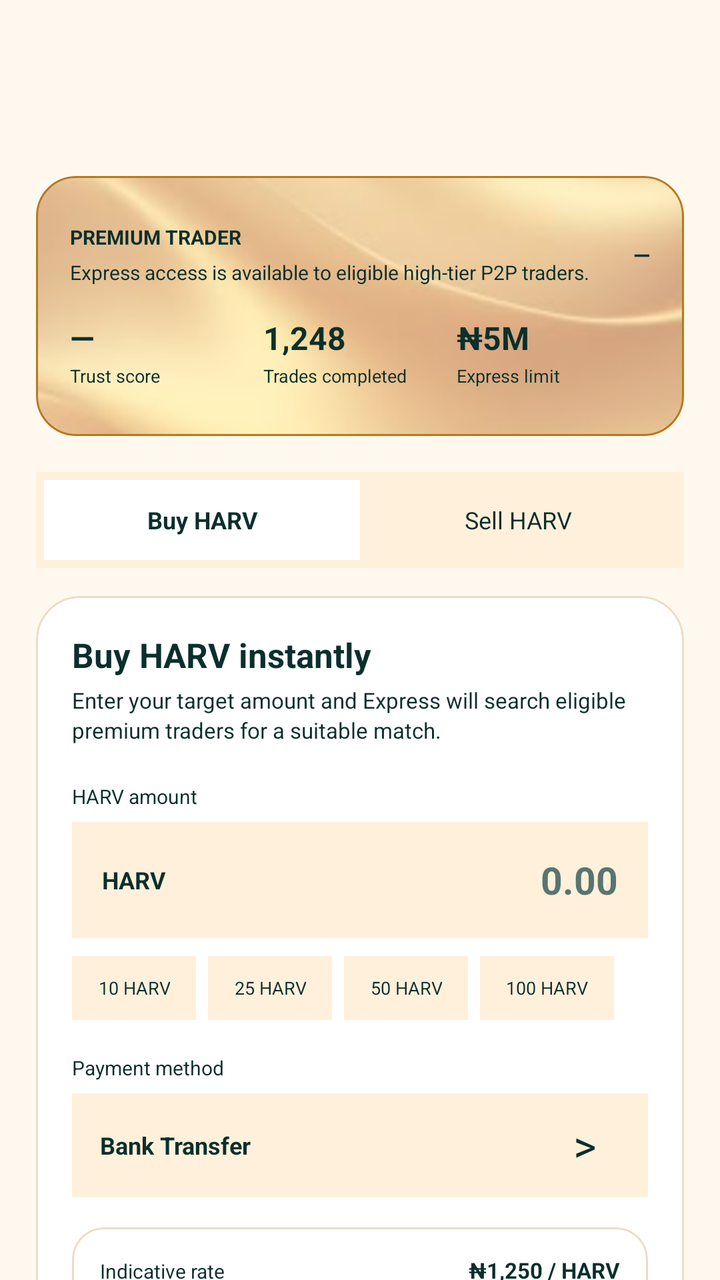
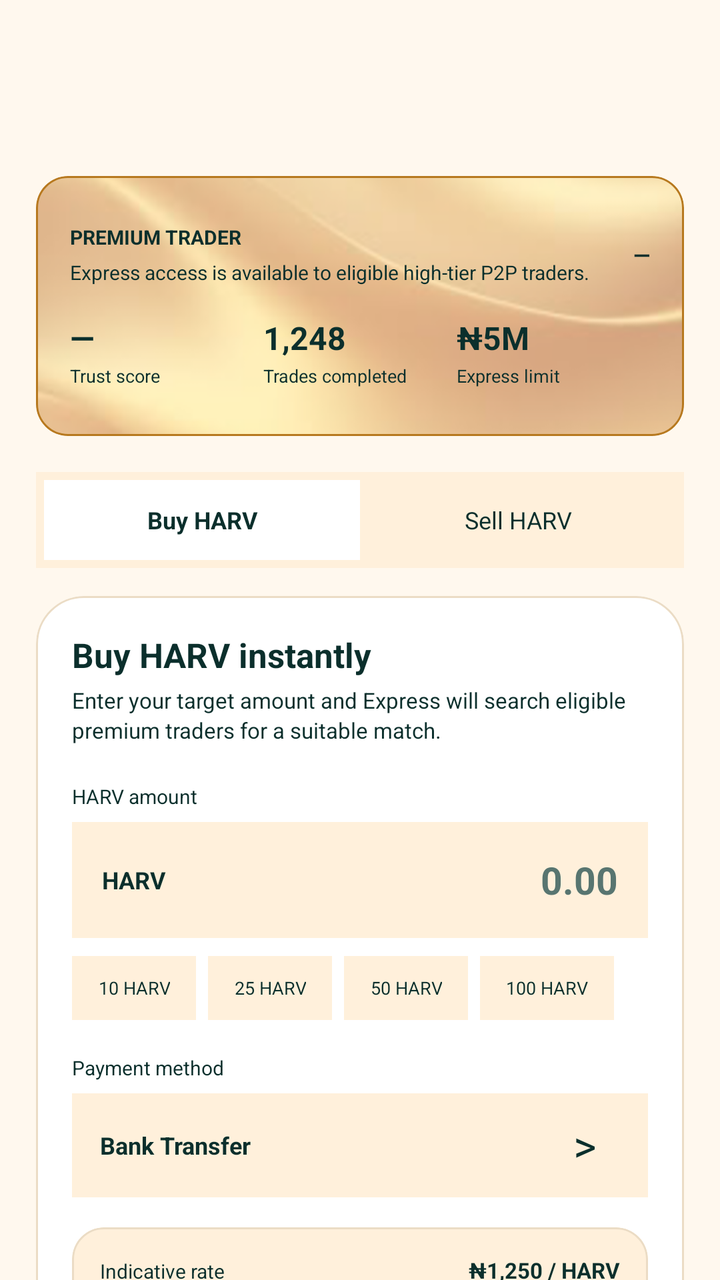

Screens rendered from an Android XML layout before and after an edit, with the pre-edit source and the edit as a unified diff.
<!-- AndroidManifest.xml: application theme AppTheme -->
<!-- res/layout/p2p_express.xml -->
<androidx.coordinatorlayout.widget.CoordinatorLayout
	xmlns:android="http://schemas.android.com/apk/res/android"
	xmlns:app="http://schemas.android.com/apk/res-auto"
	xmlns:tools="http://schemas.android.com/tools"
	android:id="@+id/_coordinator"
	android:layout_width="match_parent"
	android:layout_height="match_parent">
	<com.google.android.material.appbar.AppBarLayout
		android:id="@+id/_app_bar"
		android:layout_width="match_parent"
		android:layout_height="wrap_content"
		android:theme="@style/AppTheme.AppBarOverlay"
		app:elevation="0dp"
		android:stateListAnimator="@null">
		<androidx.appcompat.widget.Toolbar
			android:id="@+id/_toolbar"
			android:layout_width="match_parent"
			android:layout_height="?attr/actionBarSize"
			android:background="?attr/appBarColor"
			app:popupTheme="@style/AppTheme.PopupOverlay" />
	</com.google.android.material.appbar.AppBarLayout>
	<androidx.core.widget.NestedScrollView
		android:layout_width="match_parent"
		android:layout_height="match_parent"
		android:background="@color/colorP2pBg"
		android:fillViewport="true"
		android:clipToPadding="false"
		app:layout_behavior="@string/appbar_scrolling_view_behavior">
		<LinearLayout
			android:id="@+id/express_root"
			android:layout_width="match_parent"
			android:layout_height="wrap_content"
			android:paddingTop="16dp"
			android:paddingBottom="35dp"
			android:orientation="vertical"
			android:paddingStart="18dp"
			android:paddingEnd="18dp">
			<com.google.android.material.card.MaterialCardView
				android:id="@+id/card_express_membership"
				android:layout_width="match_parent"
				android:layout_height="wrap_content"
				android:layout_marginTop="16dp"
				app:cardBackgroundColor="@color/colorP2pSurface"
				app:cardCornerRadius="20dp"
				app:cardElevation="0dp"
				app:strokeColor="@color/colorAmber"
				app:strokeWidth="1dp">
				<LinearLayout
					android:id="@+id/linear380"
					android:layout_width="match_parent"
					android:layout_height="130dp"
					android:padding="17dp"
					android:background="@drawable/golden_bkg"
					android:gravity="center_horizontal|center_vertical"
					android:orientation="vertical">
					<LinearLayout
						android:id="@+id/linear381"
						android:layout_width="match_parent"
						android:layout_height="wrap_content"
						android:gravity="center_vertical"
						android:orientation="horizontal">
						<LinearLayout
							android:id="@+id/linear382"
							android:layout_width="0dp"
							android:layout_height="wrap_content"
							android:orientation="vertical"
							android:layout_weight="1">
							<TextView
								android:id="@+id/tv_express_tier"
								android:layout_width="wrap_content"
								android:layout_height="wrap_content"
								android:text="PREMIUM TRADER"
								android:textSize="10sp"
								android:textStyle="bold" />
							<TextView
								android:id="@+id/tv_express_tier_description"
								android:layout_width="match_parent"
								android:layout_height="wrap_content"
								android:layout_marginTop="4dp"
								android:text="Express access is available to eligible high-tier P2P traders."
								android:textSize="10sp" />
						</LinearLayout>
						<TextView
							android:id="@+id/tv_express_tier_level"
							android:layout_width="wrap_content"
							android:layout_height="wrap_content"
							android:text="—"
							android:textSize="11sp"
							android:textStyle="bold" />
					</LinearLayout>
					<LinearLayout
						android:id="@+id/linear383"
						android:layout_width="match_parent"
						android:layout_height="wrap_content"
						android:layout_marginTop="15dp"
						android:orientation="horizontal">
						<LinearLayout
							android:id="@+id/linear384"
							android:layout_width="0dp"
							android:layout_height="wrap_content"
							android:orientation="vertical"
							android:layout_weight="1">
							<TextView
								android:id="@+id/tv_express_trust"
								android:layout_width="wrap_content"
								android:layout_height="wrap_content"
								android:text="—"
								android:textSize="16sp"
								android:textStyle="bold" />
							<TextView
								android:id="@+id/textview228"
								android:layout_width="wrap_content"
								android:layout_height="wrap_content"
								android:layout_marginTop="2dp"
								android:text="Trust score"
								android:textSize="9sp" />
						</LinearLayout>
						<LinearLayout
							android:id="@+id/linear385"
							android:layout_width="0dp"
							android:layout_height="wrap_content"
							android:orientation="vertical"
							android:layout_weight="1">
							<TextView
								android:id="@+id/tv_express_completed"
								android:layout_width="wrap_content"
								android:layout_height="wrap_content"
								android:text="1,248"
								android:textSize="16sp"
								android:textStyle="bold" />
							<TextView
								android:id="@+id/textview229"
								android:layout_width="wrap_content"
								android:layout_height="wrap_content"
								android:layout_marginTop="2dp"
								android:text="Trades completed"
								android:textSize="9sp" />
						</LinearLayout>
						<LinearLayout
							android:id="@+id/linear386"
							android:layout_width="0dp"
							android:layout_height="wrap_content"
							android:orientation="vertical"
							android:layout_weight="1">
							<TextView
								android:id="@+id/tv_express_limit"
								android:layout_width="wrap_content"
								android:layout_height="wrap_content"
								android:text="₦5M"
								android:textSize="16sp"
								android:textStyle="bold" />
							<TextView
								android:id="@+id/textview230"
								android:layout_width="wrap_content"
								android:layout_height="wrap_content"
								android:layout_marginTop="2dp"
								android:text="Express limit"
								android:textSize="9sp" />
						</LinearLayout>
					</LinearLayout>
				</LinearLayout>
			</com.google.android.material.card.MaterialCardView>
			<LinearLayout
				android:id="@+id/express_trade_selector"
				android:layout_width="match_parent"
				android:layout_height="48dp"
				android:layout_marginTop="18dp"
				android:padding="4dp"
				android:background="@color/colorP2pSurfaceAlt"
				android:orientation="horizontal">
				<TextView
					android:id="@+id/express_buy_tab"
					android:layout_width="0dp"
					android:layout_height="match_parent"
					android:background="@color/colorP2pSurface"
					android:gravity="center_horizontal|center_vertical"
					android:text="Buy HARV"
					android:textSize="12sp"
					android:textStyle="bold"
					android:layout_weight="1" />
				<TextView
					android:id="@+id/express_sell_tab"
					android:layout_width="0dp"
					android:layout_height="match_parent"
					android:gravity="center_horizontal|center_vertical"
					android:text="Sell HARV"
					android:textSize="12sp"
					android:layout_weight="1" />
			</LinearLayout>
			<com.google.android.material.card.MaterialCardView
				android:id="@+id/card_express_match"
				android:layout_width="match_parent"
				android:layout_height="wrap_content"
				android:layout_marginTop="14dp"
				app:cardBackgroundColor="@color/colorP2pSurface"
				app:cardCornerRadius="22dp"
				app:cardElevation="0dp"
				app:strokeColor="@color/colorP2pBorder"
				app:strokeWidth="1dp">
				<LinearLayout
					android:id="@+id/linear387"
					android:layout_width="match_parent"
					android:layout_height="wrap_content"
					android:padding="18dp"
					android:orientation="vertical">
					<TextView
						android:id="@+id/tv_express_action_title"
						android:layout_width="wrap_content"
						android:layout_height="wrap_content"
						android:text="Buy HARV instantly"
						android:textSize="17sp"
						android:textStyle="bold" />
					<TextView
						android:id="@+id/tv_express_action_description"
						android:layout_width="match_parent"
						android:layout_height="wrap_content"
						android:layout_marginTop="4dp"
						android:text="Enter your target amount and Express will search eligible premium traders for a suitable match."
						android:textSize="11sp"
						android:lineSpacingExtra="2dp" />
					<TextView
						android:id="@+id/textview231"
						android:layout_width="wrap_content"
						android:layout_height="wrap_content"
						android:layout_marginTop="19dp"
						android:text="HARV amount"
						android:textSize="10sp" />
					<LinearLayout
						android:id="@+id/layout_express_amount"
						android:layout_width="match_parent"
						android:layout_height="58dp"
						android:layout_marginTop="6dp"
						android:background="@color/colorP2pSurfaceAlt"
						android:gravity="center_vertical"
						android:orientation="horizontal"
						android:paddingStart="15dp"
						android:paddingEnd="15dp">
						<TextView
							android:id="@+id/textview232"
							android:layout_width="wrap_content"
							android:layout_height="wrap_content"
							android:text="HARV"
							android:textSize="12sp"
							android:textStyle="bold" />
						<EditText
							android:id="@+id/et_express_amount"
							android:layout_width="0dp"
							android:layout_height="match_parent"
							android:background="@android:color/transparent"
							android:textSize="19sp"
							android:textStyle="bold"
							android:hint="0.00"
							android:inputType="numberDecimal"
							android:layout_weight="1"
							android:gravity="center_vertical|end"
							android:layout_marginStart="10dp" />
					</LinearLayout>
					<HorizontalScrollView
						android:id="@+id/hscroll5"
						android:layout_width="match_parent"
						android:layout_height="wrap_content"
						android:layout_marginTop="9dp"
						android:scrollbars="none">
						<LinearLayout
							android:id="@+id/linear388"
							android:layout_width="wrap_content"
							android:layout_height="wrap_content"
							android:orientation="horizontal">
							<TextView
								android:id="@+id/express_quick_1"
								android:layout_width="wrap_content"
								android:layout_height="32dp"
								android:background="@color/colorP2pSurfaceAlt"
								android:gravity="center_horizontal|center_vertical"
								android:text="10 HARV"
								android:textSize="9sp"
								android:layout_weight="1"
								android:paddingStart="13dp"
								android:paddingEnd="13dp" />
							<TextView
								android:id="@+id/express_quick_2"
								android:layout_width="wrap_content"
								android:layout_height="32dp"
								android:background="@color/colorP2pSurfaceAlt"
								android:gravity="center_horizontal|center_vertical"
								android:text="25 HARV"
								android:textSize="9sp"
								android:layout_weight="1"
								android:layout_marginStart="6dp"
								android:paddingStart="13dp"
								android:paddingEnd="13dp" />
							<TextView
								android:id="@+id/express_quick_3"
								android:layout_width="wrap_content"
								android:layout_height="32dp"
								android:background="@color/colorP2pSurfaceAlt"
								android:gravity="center_horizontal|center_vertical"
								android:text="50 HARV"
								android:textSize="9sp"
								android:layout_weight="1"
								android:layout_marginStart="6dp"
								android:paddingStart="13dp"
								android:paddingEnd="13dp" />
							<TextView
								android:id="@+id/express_quick_4"
								android:layout_width="wrap_content"
								android:layout_height="32dp"
								android:background="@color/colorP2pSurfaceAlt"
								android:gravity="center_horizontal|center_vertical"
								android:text="100 HARV"
								android:textSize="9sp"
								android:layout_weight="1"
								android:layout_marginStart="6dp"
								android:paddingStart="13dp"
								android:paddingEnd="13dp" />
						</LinearLayout>
					</HorizontalScrollView>
					<TextView
						android:id="@+id/textview233"
						android:layout_width="wrap_content"
						android:layout_height="wrap_content"
						android:layout_marginTop="17dp"
						android:text="Payment method"
						android:textSize="10sp" />
					<LinearLayout
						android:id="@+id/layout_express_payment_method"
						android:layout_width="match_parent"
						android:layout_height="52dp"
						android:layout_marginTop="6dp"
						android:background="@color/colorP2pSurfaceAlt"
						android:gravity="center_vertical"
						android:orientation="horizontal"
						android:paddingStart="14dp"
						android:paddingEnd="14dp">
						<TextView
							android:id="@+id/tv_express_payment_method"
							android:layout_width="0dp"
							android:layout_height="wrap_content"
							android:text="Bank Transfer"
							android:textSize="12sp"
							android:textStyle="bold"
							android:layout_weight="1" />
						<TextView
							android:id="@+id/tv_express_payment_arrow"
							android:layout_width="35dp"
							android:layout_height="35dp"
							android:gravity="center_horizontal|center_vertical"
							android:text="&gt;"
							android:textSize="22sp" />
					</LinearLayout>
					<com.google.android.material.card.MaterialCardView
						android:id="@+id/card_express_quote"
						android:layout_width="match_parent"
						android:layout_height="wrap_content"
						android:layout_marginTop="15dp"
						app:cardBackgroundColor="@color/colorP2pSurface"
						app:cardCornerRadius="16dp"
						app:cardElevation="0dp"
						app:strokeColor="@color/colorP2pBorder"
						app:strokeWidth="1dp">
						<LinearLayout
							android:id="@+id/linear389"
							android:layout_width="match_parent"
							android:layout_height="wrap_content"
							android:padding="14dp"
							android:orientation="vertical">
							<LinearLayout
								android:id="@+id/linear390"
								android:layout_width="match_parent"
								android:layout_height="wrap_content"
								android:orientation="horizontal">
								<TextView
									android:id="@+id/textview234"
									android:layout_width="0dp"
									android:layout_height="wrap_content"
									android:text="Indicative rate"
									android:textSize="10sp"
									android:layout_weight="1" />
								<TextView
									android:id="@+id/tv_express_rate"
									android:layout_width="wrap_content"
									android:layout_height="wrap_content"
									android:text="₦1,250 / HARV"
									android:textSize="11sp"
									android:textStyle="bold" />
							</LinearLayout>
							<LinearLayout
								android:id="@+id/linear391"
								android:layout_width="match_parent"
								android:layout_height="wrap_content"
								android:layout_marginTop="9dp"
								android:orientation="horizontal">
								<TextView
									android:id="@+id/textview235"
									android:layout_width="0dp"
									android:layout_height="wrap_content"
									android:text="Estimated fiat"
									android:textSize="10sp"
									android:layout_weight="1" />
								<TextView
									android:id="@+id/tv_express_fiat"
									android:layout_width="wrap_content"
									android:layout_height="wrap_content"
									android:text="₦0"
									android:textSize="11sp"
									android:textStyle="bold" />
							</LinearLayout>
							<LinearLayout
								android:id="@+id/linear392"
								android:layout_width="match_parent"
								android:layout_height="wrap_content"
								android:layout_marginTop="9dp"
								android:orientation="horizontal">
								<TextView
									android:id="@+id/textview236"
									android:layout_width="0dp"
									android:layout_height="wrap_content"
									android:text="Maker / Express fee"
									android:textSize="10sp"
									android:layout_weight="1" />
								<TextView
									android:id="@+id/tv_express_fee"
									android:layout_width="wrap_content"
									android:layout_height="wrap_content"
									android:text="Calculated at match"
									android:textSize="10sp" />
							</LinearLayout>
						</LinearLayout>
					</com.google.android.material.card.MaterialCardView>
					<LinearLayout
						android:id="@+id/layout_express_match_status"
						android:layout_width="match_parent"
						android:layout_height="wrap_content"
						android:layout_marginTop="14dp"
						android:padding="12dp"
						android:background="@color/colorP2pSurfaceAlt"
						android:gravity="center_vertical"
						android:orientation="horizontal">
						<TextView
							android:id="@+id/tv_express_match_indicator"
							android:layout_width="10dp"
							android:layout_height="10dp"
							android:background="@color/colorP2pAccent"
							android:textSize="12sp" />
						<LinearLayout
							android:id="@+id/linear393"
							android:layout_width="0dp"
							android:layout_height="wrap_content"
							android:orientation="vertical"
							android:layout_weight="1"
							android:layout_marginStart="9dp">
							<TextView
								android:id="@+id/tv_express_match_title"
								android:layout_width="wrap_content"
								android:layout_height="wrap_content"
								android:text="Ready for Express matching"
								android:textSize="11sp"
								android:textStyle="bold" />
							<TextView
								android:id="@+id/tv_express_match_description"
								android:layout_width="match_parent"
								android:layout_height="wrap_content"
								android:layout_marginTop="2dp"
								android:text="Your request will be matched against eligible available liquidity."
								android:textSize="9sp" />
						</LinearLayout>
					</LinearLayout>
					<TextView
						android:id="@+id/btn_express_find_match"
						android:layout_width="match_parent"
						android:layout_height="52dp"
						android:layout_marginTop="16dp"
						android:background="@color/colorP2pAccent"
						android:gravity="center_horizontal|center_vertical"
						android:text="Find Express Match"
						android:textSize="12sp"
						android:textStyle="bold" />
				</LinearLayout>
			</com.google.android.material.card.MaterialCardView>
			<TextView
				android:id="@+id/textview237"
				android:layout_width="wrap_content"
				android:layout_height="wrap_content"
				android:layout_marginTop="21dp"
				android:text="Express advantages"
				android:textSize="15sp"
				android:textStyle="bold" />
			<LinearLayout
				android:id="@+id/linear394"
				android:layout_width="match_parent"
				android:layout_height="wrap_content"
				android:layout_marginTop="10dp"
				android:orientation="horizontal">
				<com.google.android.material.card.MaterialCardView
					android:id="@+id/card_express_fast"
					android:layout_width="0dp"
					android:layout_height="wrap_content"
					app:cardBackgroundColor="@color/colorP2pSurface"
					android:layout_weight="1"
					android:layout_marginEnd="5dp"
					app:cardCornerRadius="17dp"
					app:cardElevation="0dp"
					app:strokeColor="@color/colorP2pBorder"
					app:strokeWidth="1dp">
					<LinearLayout
						android:id="@+id/linear395"
						android:layout_width="match_parent"
						android:layout_height="wrap_content"
						android:padding="13dp"
						android:orientation="vertical">
						<TextView
							android:id="@+id/textview238"
							android:layout_width="wrap_content"
							android:layout_height="wrap_content"
							android:text="FAST"
							android:textSize="9sp"
							android:textStyle="bold" />
						<TextView
							android:id="@+id/textview239"
							android:layout_width="match_parent"
							android:layout_height="wrap_content"
							android:layout_marginTop="6dp"
							android:text="Skip manual listing search and request a direct match."
							android:textSize="9sp"
							android:lineSpacingExtra="2dp" />
					</LinearLayout>
				</com.google.android.material.card.MaterialCardView>
				<com.google.android.material.card.MaterialCardView
					android:id="@+id/card_express_premium"
					android:layout_width="0dp"
					android:layout_height="wrap_content"
					app:cardBackgroundColor="@color/colorP2pSurface"
					android:layout_weight="1"
					android:layout_marginStart="5dp"
					app:cardCornerRadius="17dp"
					app:cardElevation="0dp"
					app:strokeColor="@color/colorP2pBorder"
					app:strokeWidth="1dp">
					<LinearLayout
						android:id="@+id/linear396"
						android:layout_width="match_parent"
						android:layout_height="wrap_content"
						android:padding="13dp"
						android:orientation="vertical">
						<TextView
							android:id="@+id/textview240"
							android:layout_width="wrap_content"
							android:layout_height="wrap_content"
							android:text="PREMIUM"
							android:textSize="9sp"
							android:textStyle="bold" />
						<TextView
							android:id="@+id/textview241"
							android:layout_width="match_parent"
							android:layout_height="wrap_content"
							android:layout_marginTop="6dp"
							android:text="Access eligible high-tier counterparties and liquidity."
							android:textSize="9sp"
							android:lineSpacingExtra="2dp" />
					</LinearLayout>
				</com.google.android.material.card.MaterialCardView>
			</LinearLayout>
			<com.google.android.material.card.MaterialCardView
				android:id="@+id/card_express_liquidity"
				android:layout_width="match_parent"
				android:layout_height="wrap_content"
				android:layout_marginTop="12dp"
				app:cardBackgroundColor="@color/colorP2pSurface"
				app:cardCornerRadius="19dp"
				app:cardElevation="0dp"
				app:strokeColor="@color/colorP2pBorder"
				app:strokeWidth="1dp">
				<LinearLayout
					android:id="@+id/linear397"
					android:layout_width="match_parent"
					android:layout_height="wrap_content"
					android:padding="15dp"
					android:orientation="vertical">
					<LinearLayout
						android:id="@+id/linear398"
						android:layout_width="match_parent"
						android:layout_height="wrap_content"
						android:orientation="horizontal">
						<TextView
							android:id="@+id/textview242"
							android:layout_width="0dp"
							android:layout_height="wrap_content"
							android:text="Express liquidity"
							android:textSize="13sp"
							android:textStyle="bold"
							android:layout_weight="1" />
						<TextView
							android:id="@+id/tv_express_liquidity_status"
							android:layout_width="wrap_content"
							android:layout_height="wrap_content"
							android:text="LIVE"
							android:textSize="9sp"
							android:textStyle="bold" />
					</LinearLayout>
					<LinearLayout
						android:id="@+id/linear399"
						android:layout_width="match_parent"
						android:layout_height="wrap_content"
						android:layout_marginTop="13dp"
						android:orientation="horizontal">
						<LinearLayout
							android:id="@+id/linear400"
							android:layout_width="0dp"
							android:layout_height="wrap_content"
							android:orientation="vertical"
							android:layout_weight="1">
							<TextView
								android:id="@+id/tv_express_available_harv"
								android:layout_width="wrap_content"
								android:layout_height="wrap_content"
								android:text="18,420 HARV"
								android:textSize="14sp"
								android:textStyle="bold" />
							<TextView
								android:id="@+id/textview243"
								android:layout_width="wrap_content"
								android:layout_height="wrap_content"
								android:layout_marginTop="2dp"
								android:text="Available liquidity"
								android:textSize="9sp" />
						</LinearLayout>
						<LinearLayout
							android:id="@+id/linear401"
							android:layout_width="0dp"
							android:layout_height="wrap_content"
							android:orientation="vertical"
							android:layout_weight="1">
							<TextView
								android:id="@+id/tv_express_counterparties"
								android:layout_width="wrap_content"
								android:layout_height="wrap_content"
								android:text="24"
								android:textSize="14sp"
								android:textStyle="bold" />
							<TextView
								android:id="@+id/textview244"
								android:layout_width="wrap_content"
								android:layout_height="wrap_content"
								android:layout_marginTop="2dp"
								android:text="Eligible traders"
								android:textSize="9sp" />
						</LinearLayout>
						<LinearLayout
							android:id="@+id/linear402"
							android:layout_width="0dp"
							android:layout_height="wrap_content"
							android:orientation="vertical"
							android:layout_weight="1">
							<TextView
								android:id="@+id/tv_express_average_time"
								android:layout_width="wrap_content"
								android:layout_height="wrap_content"
								android:text="Less than 1 min"
								android:textSize="14sp"
								android:textStyle="bold" />
							<TextView
								android:id="@+id/textview245"
								android:layout_width="wrap_content"
								android:layout_height="wrap_content"
								android:layout_marginTop="2dp"
								android:text="Avg. match time"
								android:textSize="9sp" />
						</LinearLayout>
					</LinearLayout>
				</LinearLayout>
			</com.google.android.material.card.MaterialCardView>
			<com.google.android.material.card.MaterialCardView
				android:id="@+id/card_express_security"
				android:layout_width="match_parent"
				android:layout_height="wrap_content"
				android:layout_marginTop="12dp"
				app:cardBackgroundColor="@color/colorP2pSurface"
				app:cardCornerRadius="18dp"
				app:cardElevation="0dp"
				app:strokeColor="@color/colorP2pBorder"
				app:strokeWidth="1dp">
				<LinearLayout
					android:id="@+id/linear403"
					android:layout_width="match_parent"
					android:layout_height="wrap_content"
					android:padding="15dp"
					android:orientation="horizontal">
					<TextView
						android:id="@+id/textview246"
						android:layout_width="34dp"
						android:layout_height="34dp"
						android:background="@color/colorP2pSurfaceAlt"
						android:gravity="center_horizontal|center_vertical"
						android:text="OK"
						android:textSize="10sp"
						android:textStyle="bold" />
					<LinearLayout
						android:id="@+id/linear404"
						android:layout_width="0dp"
						android:layout_height="wrap_content"
						android:orientation="vertical"
						android:layout_weight="1"
						android:layout_marginStart="10dp">
						<TextView
							android:id="@+id/textview247"
							android:layout_width="wrap_content"
							android:layout_height="wrap_content"
							android:text="Protected P2P execution"
							android:textSize="12sp"
							android:textStyle="bold" />
						<TextView
							android:id="@+id/tv_express_security"
							android:layout_width="match_parent"
							android:layout_height="wrap_content"
							android:layout_marginTop="4dp"
							android:text="Matching does not complete a trade by itself. The selected transaction must still pass the normal order, escrow, payment and blockchain verification flow."
							android:textSize="10sp"
							android:lineSpacingExtra="2dp" />
					</LinearLayout>
				</LinearLayout>
			</com.google.android.material.card.MaterialCardView>
			<TextView
				android:id="@+id/tv_express_footer"
				android:layout_width="match_parent"
				android:layout_height="wrap_content"
				android:layout_marginTop="15dp"
				android:gravity="center_horizontal|center_vertical"
				android:text="Express matches are subject to eligibility, available liquidity, limits and current market conditions."
				android:textSize="9sp"
				android:lineSpacingExtra="2dp" />
		</LinearLayout>
	</androidx.core.widget.NestedScrollView>
</androidx.coordinatorlayout.widget.CoordinatorLayout>
<!-- resources referenced by this layout -->
<resources>
  <color name="colorAmber">#B7791F</color>
  <color name="colorP2pAccent">#0B5F57</color>
  <color name="colorP2pBg">#FFF8EE</color>
  <color name="colorP2pBorder">#EBDCC5</color>
  <color name="colorP2pSurface">#FFFFFF</color>
  <color name="colorP2pSurfaceAlt">#FFF0DB</color>
  <style name="AppTheme.AppBarOverlay" parent="ThemeOverlay.MaterialComponents.Light">
          
          <item name="android:textColorPrimary">?attr/onAppBarColor</item>
          <item name="android:textColorSecondary">?attr/onAppBarColor</item>
          <item name="colorControlNormal">?attr/onAppBarColor</item>
          <item name="colorOnSurface">?attr/onAppBarColor</item>
      </style>
  <style name="AppTheme.PopupOverlay" parent="ThemeOverlay.MaterialComponents.Light">
          <item name="popupMenuStyle">@style/HarvanaPopupMenu</item>
          <item name="actionOverflowMenuStyle">@style/HarvanaPopupMenu</item>
      </style>
  <style name="HarvanaPopupMenu" parent="Widget.MaterialComponents.PopupMenu">
          <item name="android:popupBackground">@drawable/bg_popup_menu</item>
          <item name="android:popupElevation">10dp</item>
      </style>
  <style name="HarvanaSpinner" parent="Widget.AppCompat.Spinner">
          <item name="android:popupBackground">@color/colorSurface</item>
          <item name="android:dropDownSelector">@color/colorAccentRipple</item>
      </style>
  <style name="HarvanaTextView" parent="android:Widget.TextView">
          <item name="android:textColor">@color/colorTextPrimary</item>
      </style>
  <color name="colorBackground">#FFF8EE</color>
  <color name="colorTextPrimary">#0B2F2C</color>
  <color name="colorAccent">#0B5F57</color>
  <color name="colorTextOnAccent">#FFFFFF</color>
  <color name="colorAccentDark">#084A44</color>
  <color name="colorError">#C8443F</color>
  <color name="colorTextPrimaryWhite">#FFFFFF</color>
  <color name="colorControlNormal">#587570</color>
  <color name="colorAccentRipple">#1A0B5F57</color>
  <color name="colorAccentStroke">#330B5F57</color>
  <color name="colorAccentStrong">#053D3A</color>
  <color name="colorSurface">#FFFFFF</color>
  <color name="colorTextSecondary">#3F5F5A</color>
  <color name="colorTextTertiary">#587570</color>
  <!-- drawable bg_popup_menu (drawable) -->
  <?xml version="1.0" encoding="utf-8"?>
  <shape xmlns:android="http://schemas.android.com/apk/res/android" android:shape="rectangle">
      <solid android:color="@color/colorPopupSurface" />
      <stroke android:width="1dp" android:color="@color/colorCardStroke" />
      <corners android:radius="14dp" />
  </shape>
  <style name="HarvanaDialogButton" parent="Widget.MaterialComponents.Button.TextButton.Dialog">
          <item name="android:textColor">@color/colorAccent</item>
          <item name="android:minHeight">48dp</item>
      </style>
  <style name="HarvanaBottomSheetStyle" parent="Widget.MaterialComponents.BottomSheet.Modal">
          <item name="backgroundTint">?attr/colorSurface</item>
          <item name="shapeAppearanceOverlay">@style/HarvanaBottomSheetShape</item>
      </style>
  <color name="colorPopupSurface">#F6E9D2</color>
  <color name="colorCardStroke">#EBDCC5</color>
  <style name="HarvanaBottomSheetShape" parent="">
          <item name="cornerFamily">rounded</item>
          <item name="cornerSizeTopLeft">20dp</item>
          <item name="cornerSizeTopRight">20dp</item>
          <item name="cornerSizeBottomLeft">0dp</item>
          <item name="cornerSizeBottomRight">0dp</item>
      </style>
  <!-- unchanged entries left out for length: 7 -->
</resources>

<!-- the commit's change to res/layout/p2p_express.xml (unified diff, before → after) -->
@@ -40,8 +40,8 @@
 				android:layout_width="match_parent"
 				android:layout_height="wrap_content"
 				android:layout_marginTop="16dp"
-				app:cardBackgroundColor="@color/colorP2pSurface"
-				app:cardCornerRadius="20dp"
+				app:cardBackgroundColor="@color/colorSurface"
+				app:cardCornerRadius="16dp"
 				app:cardElevation="0dp"
 				app:strokeColor="@color/colorAmber"
 				app:strokeWidth="1dp">
@@ -192,8 +192,8 @@
 				android:layout_width="match_parent"
 				android:layout_height="wrap_content"
 				android:layout_marginTop="14dp"
-				app:cardBackgroundColor="@color/colorP2pSurface"
-				app:cardCornerRadius="22dp"
+				app:cardBackgroundColor="@color/colorSurface"
+				app:cardCornerRadius="24dp"
 				app:cardElevation="0dp"
 				app:strokeColor="@color/colorP2pBorder"
 				app:strokeWidth="1dp">
@@ -353,7 +353,7 @@
 						android:layout_width="match_parent"
 						android:layout_height="wrap_content"
 						android:layout_marginTop="15dp"
-						app:cardBackgroundColor="@color/colorP2pSurface"
+						app:cardBackgroundColor="@color/colorSurfaceAlt"
 						app:cardCornerRadius="16dp"
 						app:cardElevation="0dp"
 						app:strokeColor="@color/colorP2pBorder"
@@ -495,7 +495,7 @@
 					android:id="@+id/card_express_fast"
 					android:layout_width="0dp"
 					android:layout_height="wrap_content"
-					app:cardBackgroundColor="@color/colorP2pSurface"
+					app:cardBackgroundColor="@color/colorSurface"
 					android:layout_weight="1"
 					android:layout_marginEnd="5dp"
 					app:cardCornerRadius="17dp"
@@ -529,7 +529,7 @@
 					android:id="@+id/card_express_premium"
 					android:layout_width="0dp"
 					android:layout_height="wrap_content"
-					app:cardBackgroundColor="@color/colorP2pSurface"
+					app:cardBackgroundColor="@color/colorSurface"
 					android:layout_weight="1"
 					android:layout_marginStart="5dp"
 					app:cardCornerRadius="17dp"
@@ -565,7 +565,7 @@
 				android:layout_width="match_parent"
 				android:layout_height="wrap_content"
 				android:layout_marginTop="12dp"
-				app:cardBackgroundColor="@color/colorP2pSurface"
+				app:cardBackgroundColor="@color/colorSurface"
 				app:cardCornerRadius="19dp"
 				app:cardElevation="0dp"
 				app:strokeColor="@color/colorP2pBorder"
@@ -674,8 +674,8 @@
 				android:layout_width="match_parent"
 				android:layout_height="wrap_content"
 				android:layout_marginTop="12dp"
-				app:cardBackgroundColor="@color/colorP2pSurface"
-				app:cardCornerRadius="18dp"
+				app:cardBackgroundColor="@color/colorSurface"
+				app:cardCornerRadius="16dp"
 				app:cardElevation="0dp"
 				app:strokeColor="@color/colorP2pBorder"
 				app:strokeWidth="1dp">
<!-- resource entries referenced after the edit -->
@@ -1,11 +1,11 @@
 <!-- resources referenced by this layout -->
 <resources>
   <color name="colorAmber">#B7791F</color>
-  <color name="colorP2pAccent">#0B5F57</color>
-  <color name="colorP2pBg">#FFF8EE</color>
-  <color name="colorP2pBorder">#EBDCC5</color>
-  <color name="colorP2pSurface">#FFFFFF</color>
-  <color name="colorP2pSurfaceAlt">#FFF0DB</color>
+  <color name="colorP2pAccent">@color/colorAccent</color>
+  <color name="colorP2pBg">@color/colorBackground</color>
+  <color name="colorP2pBorder">@color/colorCardStroke</color>
+  <color name="colorP2pSurface">@color/colorSurface</color>
+  <color name="colorP2pSurfaceAlt">@color/colorSurfaceAlt</color>
   <style name="AppTheme.AppBarOverlay" parent="ThemeOverlay.MaterialComponents.Light">
           
           <item name="android:textColorPrimary">?attr/onAppBarColor</item>
@@ -40,6 +40,7 @@
   <color name="colorAccentStroke">#330B5F57</color>
   <color name="colorAccentStrong">#053D3A</color>
   <color name="colorSurface">#FFFFFF</color>
+  <color name="colorSurfaceAlt">#FFF0DB</color>
   <color name="colorTextSecondary">#3F5F5A</color>
   <color name="colorTextTertiary">#587570</color>
   <!-- drawable bg_popup_menu (drawable) -->
@@ -57,7 +58,7 @@
           <item name="backgroundTint">?attr/colorSurface</item>
           <item name="shapeAppearanceOverlay">@style/HarvanaBottomSheetShape</item>
       </style>
-  <color name="colorPopupSurface">#F6E9D2</color>
+  <color name="colorPopupSurface">@color/colorSurface</color>
   <color name="colorCardStroke">#EBDCC5</color>
   <style name="HarvanaBottomSheetShape" parent="">
           <item name="cornerFamily">rounded</item>
